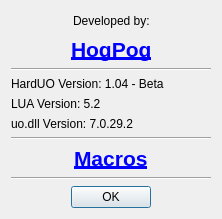
First picture: the form in HardUO/about.ui, repository alextrevisan/HardUO, before the edit.
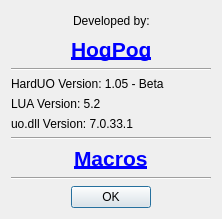
Second picture: the form after the edit. Icons and pictures are not drawn.

Commit message: Last version of uo.dll and added mining macro

```diff
--- a/HardUO/about.ui
+++ b/HardUO/about.ui
@@ -112,7 +112,7 @@
    <item>
     <widget class="QLabel" name="label_4">
      <property name="text">
-      <string>HardUO Version: 1.04 - Beta</string>
+      <string>HardUO Version: 1.05 - Beta</string>
      </property>
     </widget>
    </item>
@@ -126,7 +126,7 @@
    <item>
     <widget class="QLabel" name="label_6">
      <property name="text">
-      <string>uo.dll Version: 7.0.29.2</string>
+      <string>uo.dll Version: 7.0.33.1</string>
      </property>
     </widget>
    </item>
```
The commit also changes 2 other files.
